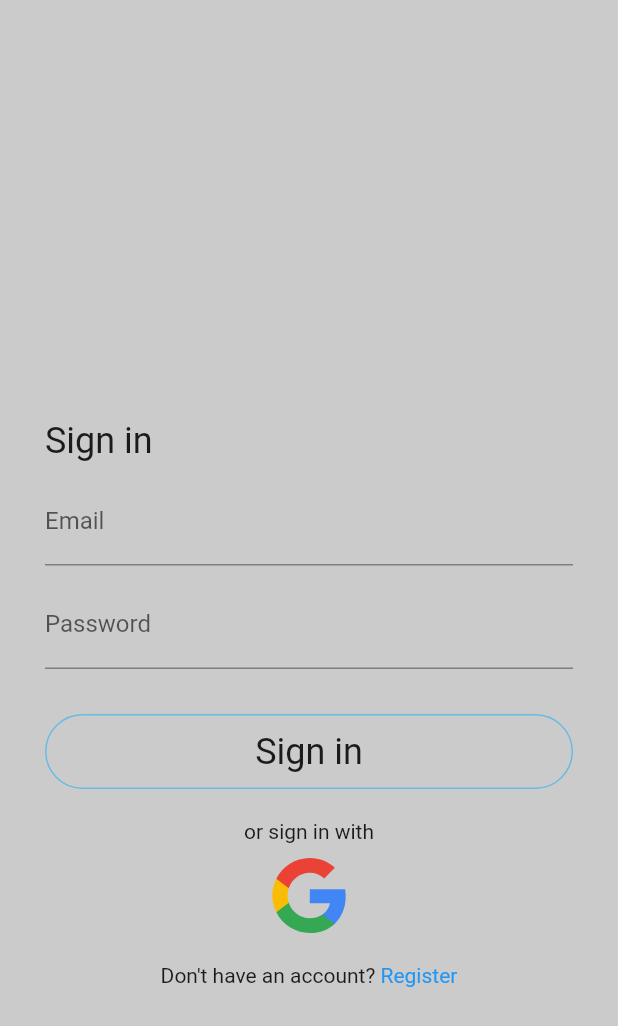
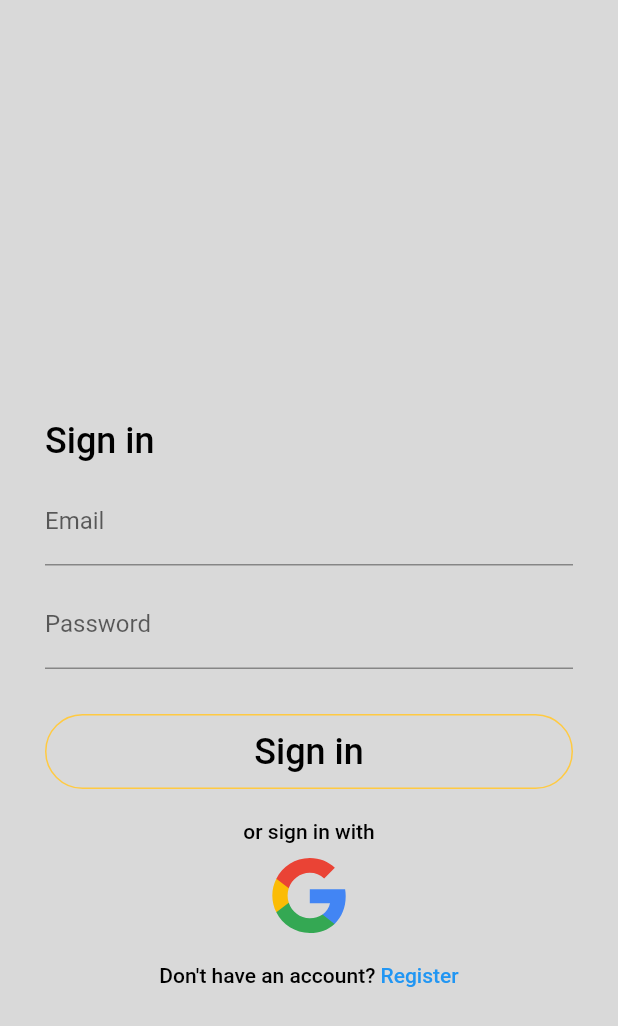
Before and after one commit to iridiscenthummingbird/Mercury, a Flutter app: the screen it shows after launch, on a phone screen of 412 x 824 dp. Shown: the top 1026 px of the screen. Run offline on Flutter 3.47's test engine with Material 2 defaults, Android fonts, the phone set to English and light mode, and no system bars; our stand-ins replace bloc, bot_toast, cloud_firestore, firebase_auth, firebase_core, flutter_bloc and 3 more; missing offline and left inert: flutter_sheet_localization; accounts and stored records are empty.

Commit message:
Change app theme

```diff
--- a/lib/utils/my_themes.dart
+++ b/lib/utils/my_themes.dart
@@ -2,21 +2,42 @@ import 'package:flutter/material.dart';
 
 class MyThemes {
   static final darkTheme = ThemeData(
-    scaffoldBackgroundColor: const Color(0xFF5B5B5B),
-    primaryColor: const Color(0xFF85538A),
-    primaryColorDark: const Color(0xFFF7F7F7),
-    cardColor: const Color(0xFFAF92C1),
+    scaffoldBackgroundColor: const Color(0xFF202323),
+    primaryColor: const Color(0xFF4B8282),
+    cardColor: const Color(0xFF519F9F),
+    textTheme: const TextTheme(
+      bodyText2: TextStyle(
+        fontSize: 14.0,
+        color: Color(0xFFFFFFFF),
+        fontWeight: FontWeight.w500,
+      ),
+      bodyText1: TextStyle(
+        fontSize: 10.0,
+        color: Color(0xFFFFFFFF),
+        fontWeight: FontWeight.w500,
+      ),
+    ),
     colorScheme: const ColorScheme.dark(),
-    iconTheme: const IconThemeData(color: Colors.white),
+    iconTheme: const IconThemeData(color: Color.fromARGB(255, 111, 192, 192)),
   );
-
 
   static final lightTheme = ThemeData(
     scaffoldBackgroundColor: const Color(0xFFF8F7F6),
-    primaryColorDark: Colors.black,
-    primaryColor: const Color(0xFFCBCBCB),
-    cardColor: const Color(0xFFE1E4D2),
+    primaryColor: const Color(0xFFD9D9D9),
+    cardColor: const Color(0xFFFFCA42),
+    textTheme: const TextTheme(
+      bodyText2: TextStyle(
+        fontSize: 14.0,
+        color: Color(0xFF000000),
+        fontWeight: FontWeight.w500,
+      ),
+      bodyText1: TextStyle(
+        fontSize: 10.0,
+        color: Color(0xFF000000),
+        fontWeight: FontWeight.bold,
+      ),
+    ),
     colorScheme: const ColorScheme.light(),
-    iconTheme: const IconThemeData(color: Color(0xFF68BBE3)),
+    iconTheme: const IconThemeData(color: Color(0xFFFFCA42)),
   );
 }
--- a/lib/widgets/message_widget.dart
+++ b/lib/widgets/message_widget.dart
@@ -26,7 +26,9 @@ class MessageWidget extends StatelessWidget {
         child: Padding(
           padding: const EdgeInsets.all(8.0),
           child: Row(
-            mainAxisAlignment: message.isMine ? MainAxisAlignment.end : MainAxisAlignment.start,
+            mainAxisAlignment: message.isMine
+                ? MainAxisAlignment.end
+                : MainAxisAlignment.start,
             crossAxisAlignment: CrossAxisAlignment.end,
             children: [
               if (!message.isMine)
@@ -43,10 +45,16 @@ class MessageWidget extends StatelessWidget {
                   borderRadius: BorderRadius.only(
                     topLeft: const Radius.circular(25),
                     topRight: const Radius.circular(25),
-                    bottomLeft: message.isMine ? const Radius.circular(25) : Radius.zero,
-                    bottomRight: !message.isMine ? const Radius.circular(25) : Radius.zero,
+                    bottomLeft: message.isMine
+                        ? const Radius.circular(25)
+                        : Radius.zero,
+                    bottomRight: !message.isMine
+                        ? const Radius.circular(25)
+                        : Radius.zero,
                   ),
-                  color: !message.isMine ? Theme.of(context).primaryColor : Theme.of(context).cardColor,
+                  color: !message.isMine
+                      ? Theme.of(context).primaryColor
+                      : Theme.of(context).cardColor,
                 ),
                 child: Padding(
                   padding: const EdgeInsets.symmetric(
@@ -60,10 +68,7 @@ class MessageWidget extends StatelessWidget {
                         padding: const EdgeInsets.only(right: 16.0),
                         child: Text(
                           textMessage.text,
-                          style: TextStyle(
-                            color: Theme.of(context).primaryColorDark,
-                            fontWeight: FontWeight.w500,
-                          ),
+                          style: Theme.of(context).textTheme.bodyText2,
                         ),
                       ),
                       const SizedBox(
@@ -72,11 +77,9 @@ class MessageWidget extends StatelessWidget {
                       Text(
                         formatterTime.format(message.createTime),
                         textAlign: TextAlign.right,
-                        style: TextStyle(
-                          fontWeight: FontWeight.bold,
-                          color: Theme.of(context).primaryColorDark,
-                        ),
-                      ),
+                        style: Theme.of(context).textTheme.bodyText2,),
+
+
                     ],
                   ),
                 ),
```
